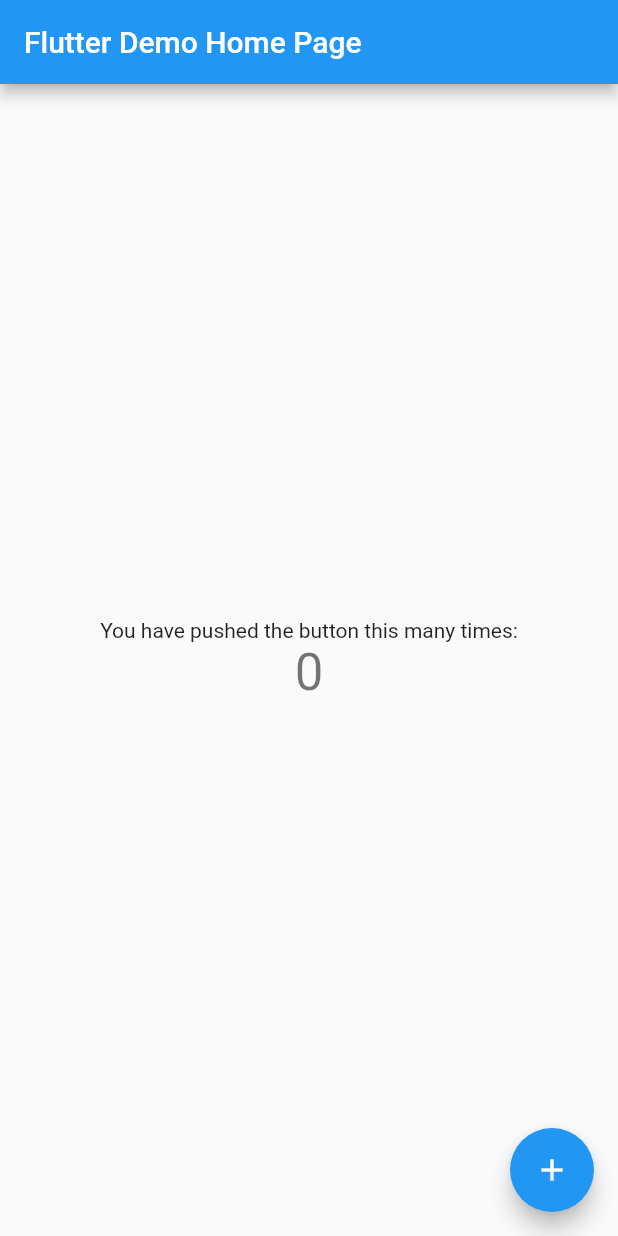
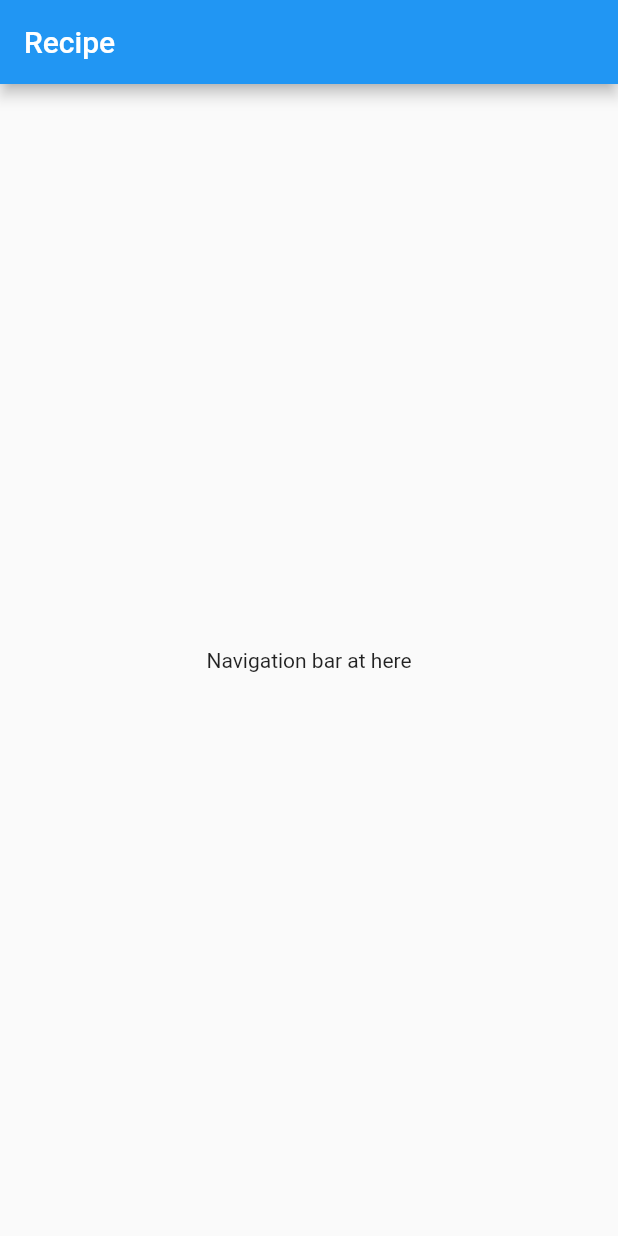
Before and after one commit to VishnuPothan/Recipe-Flutter-App, a Flutter app: the screen it shows after launch, on a phone screen of 412 x 824 dp. Run offline on Flutter 3.47's test engine with Material 2 defaults, Android fonts, the phone set to English and light mode, and no system bars.

Commit message:
Minor change

```diff
--- a/lib/main.dart
+++ b/lib/main.dart
@@ -1,47 +1,23 @@
 import 'package:flutter/material.dart';
 
-void main() {
-  runApp(MyApp());
-}
+void main() => runApp(MyApp());
 
 class MyApp extends StatelessWidget {
-  // This widget is the root of your application.
   @override
   Widget build(BuildContext context) {
     return MaterialApp(
-      title: 'Flutter Demo',
+      title: 'Recipe',
       theme: ThemeData(
-        // This is the theme of your application.
-        //
-        // Try running your application with "flutter run". You'll see the
-        // application has a blue toolbar. Then, without quitting the app, try
-        // changing the primarySwatch below to Colors.green and then invoke
-        // "hot reload" (press "r" in the console where you ran "flutter run",
-        // or simply save your changes to "hot reload" in a Flutter IDE).
-        // Notice that the counter didn't reset back to zero; the application
-        // is not restarted.
         primarySwatch: Colors.blue,
-        // This makes the visual density adapt to the platform that you run
-        // the app on. For desktop platforms, the controls will be smaller and
-        // closer together (more dense) than on mobile platforms.
         visualDensity: VisualDensity.adaptivePlatformDensity,
       ),
-      home: MyHomePage(title: 'Flutter Demo Home Page'),
+      home: MyHomePage(),
     );
   }
 }
 
 class MyHomePage extends StatefulWidget {
   MyHomePage({Key key, this.title}) : super(key: key);
-
-  // This widget is the home page of your application. It is stateful, meaning
-  // that it has a State object (defined below) that contains fields that affect
-  // how it looks.
-
-  // This class is the configuration for the state. It holds the values (in this
-  // case the title) provided by the parent (in this case the App widget) and
-  // used by the build method of the State. Fields in a Widget subclass are
-  // always marked "final".
 
   final String title;
 
@@ -50,68 +26,15 @@ class MyHomePage extends StatefulWidget {
 }
 
 class _MyHomePageState extends State<MyHomePage> {
-  int _counter = 0;
-
-  void _incrementCounter() {
-    setState(() {
-      // This call to setState tells the Flutter framework that something has
-      // changed in this State, which causes it to rerun the build method below
-      // so that the display can reflect the updated values. If we changed
-      // _counter without calling setState(), then the build method would not be
-      // called again, and so nothing would appear to happen.
-      _counter++;
-    });
-  }
-
   @override
   Widget build(BuildContext context) {
-    // This method is rerun every time setState is called, for instance as done
-    // by the _incrementCounter method above.
-    //
-    // The Flutter framework has been optimized to make rerunning build methods
-    // fast, so that you can just rebuild anything that needs updating rather
-    // than having to individually change instances of widgets.
     return Scaffold(
       appBar: AppBar(
-        // Here we take the value from the MyHomePage object that was created by
-        // the App.build method, and use it to set our appbar title.
-        title: Text(widget.title),
+        title: Text('Recipe'),
       ),
       body: Center(
-        // Center is a layout widget. It takes a single child and positions it
-        // in the middle of the parent.
-        child: Column(
-          // Column is also a layout widget. It takes a list of children and
-          // arranges them vertically. By default, it sizes itself to fit its
-          // children horizontally, and tries to be as tall as its parent.
-          //
-          // Invoke "debug painting" (press "p" in the console, choose the
-          // "Toggle Debug Paint" action from the Flutter Inspector in Android
-          // Studio, or the "Toggle Debug Paint" command in Visual Studio Code)
-          // to see the wireframe for each widget.
-          //
-          // Column has various properties to control how it sizes itself and
-          // how it positions its children. Here we use mainAxisAlignment to
-          // center the children vertically; the main axis here is the vertical
-          // axis because Columns are vertical (the cross axis would be
-          // horizontal).
-          mainAxisAlignment: MainAxisAlignment.center,
-          children: <Widget>[
-            Text(
-              'You have pushed the button this many times:',
-            ),
-            Text(
-              '$_counter',
-              style: Theme.of(context).textTheme.headline4,
-            ),
-          ],
-        ),
+        child: Text('Navigation bar at here'),
       ),
-      floatingActionButton: FloatingActionButton(
-        onPressed: _incrementCounter,
-        tooltip: 'Increment',
-        child: Icon(Icons.add),
-      ), // This trailing comma makes auto-formatting nicer for build methods.
     );
   }
 }
```
Also changed, not shown: lib/categoryItem.dart (added, +8 -0 lines), lib/catogoriesScreen.dart (added, +18 -0 lines), lib/dummyData.dart (added, +56 -0 lines), lib/models/category.dart (added, +10 -0 lines), 1 other file.
